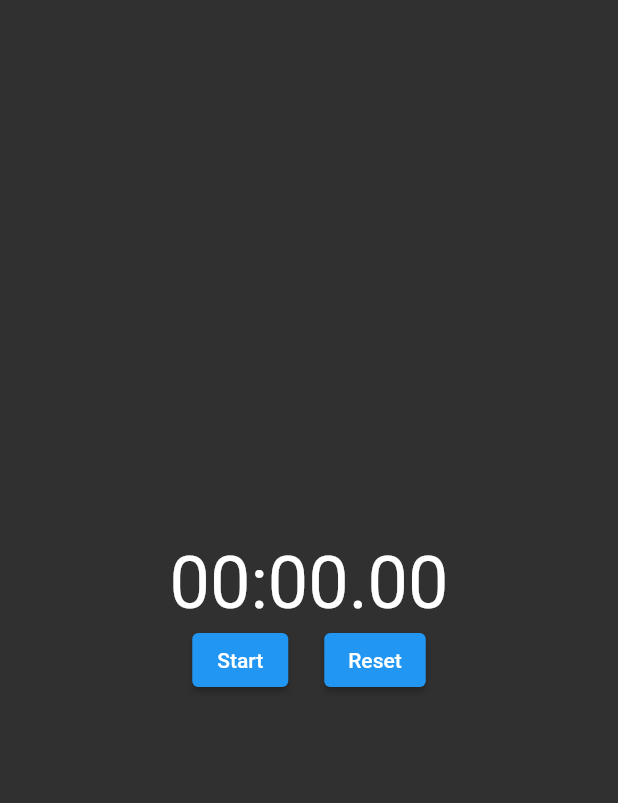
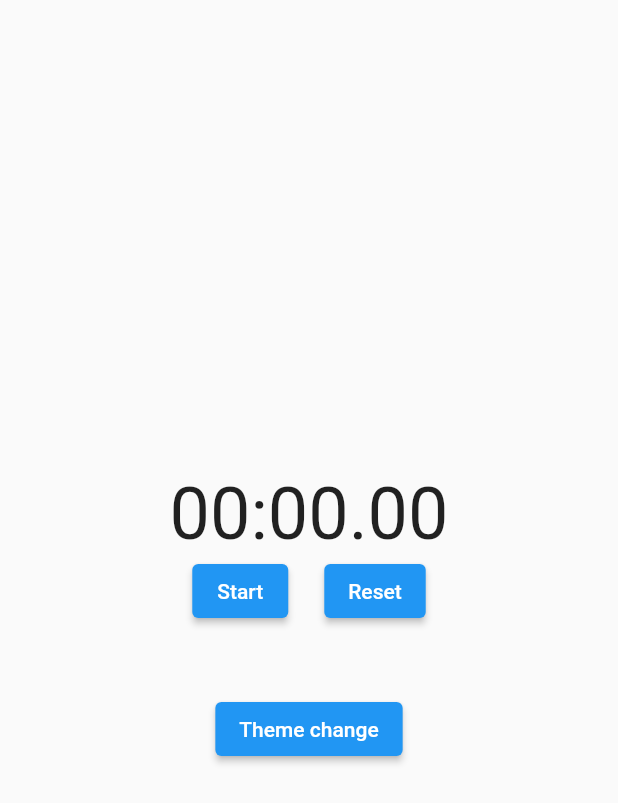
Before and after one commit to i-ampraveen/Stop_Watch, a Flutter app: the screen it shows after launch, on a phone screen of 412 x 824 dp. Shown: the top 803 px of the screen. Run offline on Flutter 3.47's test engine with Material 2 defaults, Android fonts, the phone set to English and light mode, and no system bars.

Commit message:
adding dark mode and light mode. In-progress.

```diff
--- a/lib/main.dart
+++ b/lib/main.dart
@@ -9,9 +9,28 @@ class MyApp extends StatelessWidget {
   @override
   Widget build(BuildContext context) {
     return MaterialApp(
-      theme: ThemeData.dark() ,
+      //theme: ThemeData.dark() ,
       home: WatchStop(),
       debugShowCheckedModeBanner: false,
     );
   }
 }
+
+// class MyApp extends StatelessWidget {
+//   final _darkNotifier = ValueNotifier<bool>(false);
+//
+//   @override
+//   Widget build(BuildContext context) {
+//     return ValueListenableBuilder<bool>(
+//       valueListenable: _darkNotifier,
+//       builder: (BuildContext context, bool isDark, Widget? child){
+//         return MaterialApp(
+//           themeMode: isDark ? ThemeMode.dark : ThemeMode.light,
+//           darkTheme: ThemeData.dark(),
+//           home: WatchStop(),
+//           debugShowCheckedModeBanner: false,
+//         );
+//       },
+//     );
+//   }
+// }
--- a/lib/stopWatch.dart
+++ b/lib/stopWatch.dart
@@ -9,8 +9,8 @@ class WatchStop extends StatefulWidget {
 }
 
 class _WatchStopState extends State<WatchStop> {
-  Stopwatch _myStopWatch;
-  Timer _myTimer;
+  late Stopwatch _myStopWatch;
+  late Timer _myTimer;
 
   String formatTime(int milliseconds) {
     var millisecs = ((milliseconds ~/ 10) % 98).toString().padLeft(2, '0');
@@ -55,6 +55,13 @@ class _WatchStopState extends State<WatchStop> {
     _myStopWatch.stop();
   }
 
+  void themeChanged() {
+    setState(() {
+      ThemeData.dark();
+    });
+  }
+
+
   @override
   Widget build(BuildContext context) {
     return Scaffold(
@@ -83,6 +90,13 @@ class _WatchStopState extends State<WatchStop> {
                   ),
                 ],
               ),
+              SizedBox(
+                height: 44.0,
+              ),
+              ElevatedButton(
+                child: Text('Theme change'),
+                onPressed: themeChanged,
+              )
             ],
           ),
         ),
```
Also changed, not shown: pubspec.yaml (+1 -15 lines).
